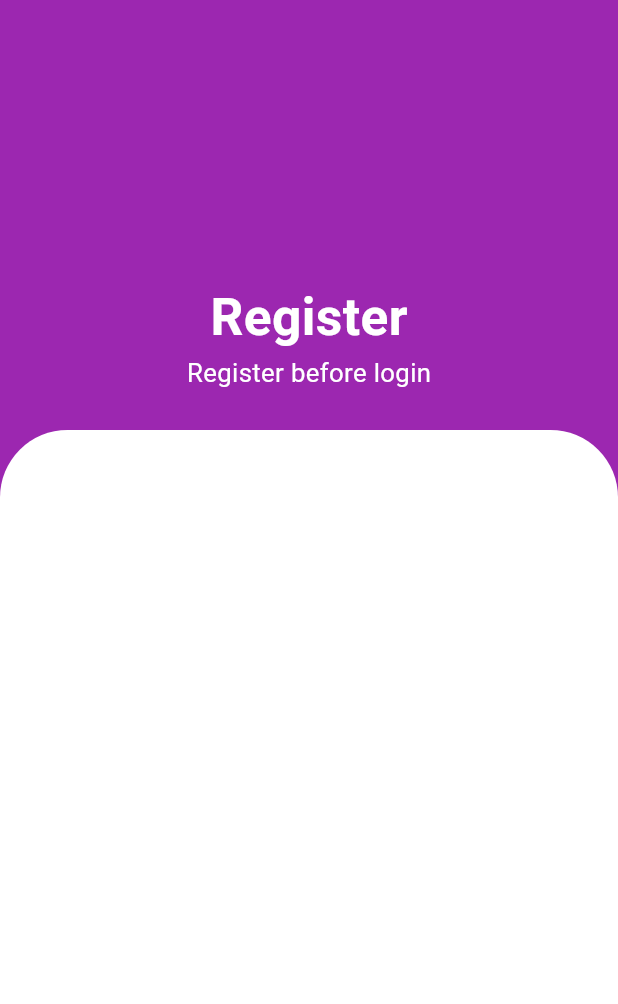
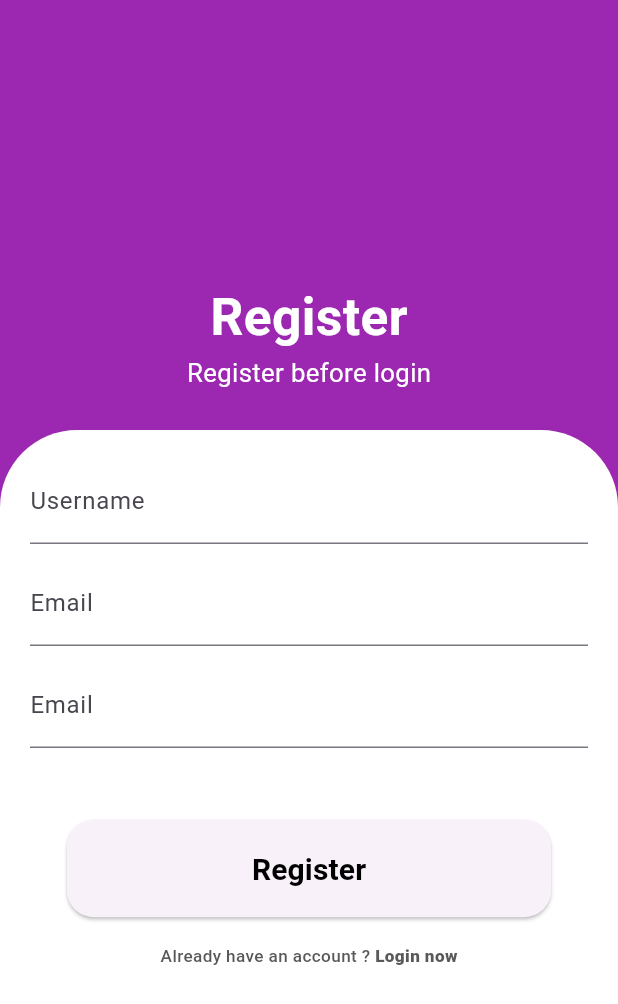
Before and after one commit to o0Pleiades0o/ledger_stacks, a Flutter app: the screen it shows after launch, on a phone screen of 412 x 824 dp. Shown: the top 1004 px of the screen. Run offline on Flutter 3.47's test engine with Material 3 defaults, Android fonts, the phone set to English and light mode, and no system bars; our stand-ins replace firebase_core, flutter_screenutil; accounts and stored records are empty.

Commit message:
Create UI register

```diff
--- a/ledger_stacks/lib/pages/register_page.dart
+++ b/ledger_stacks/lib/pages/register_page.dart
@@ -1,5 +1,7 @@
 import 'package:flutter/material.dart';
 import 'package:flutter_screenutil/flutter_screenutil.dart';
+import 'package:ledger_stacks/widgets/Textfield.dart';
+import 'package:ledger_stacks/widgets/button.dart';
 
 class RegisterPage extends StatefulWidget {
   const RegisterPage({super.key});
@@ -7,6 +9,12 @@ class RegisterPage extends StatefulWidget {
   @override
   State<RegisterPage> createState() => _RegisterPageState();
 }
+
+String email = "", password = "", username = "";
+
+TextEditingController emailController = TextEditingController();
+TextEditingController passwordController = TextEditingController();
+TextEditingController usernameController = TextEditingController();
 
 class _RegisterPageState extends State<RegisterPage> {
   @override
@@ -39,18 +47,60 @@ class _RegisterPageState extends State<RegisterPage> {
             Container(
               width: MediaQuery.of(context).size.width,
               height: 450.h,
-              decoration: const ShapeDecoration(
+              decoration: ShapeDecoration(
                 color: Colors.white,
                 shape: RoundedRectangleBorder(
                   borderRadius: BorderRadius.only(
-                    topLeft: Radius.circular(45),
-                    topRight: Radius.circular(45),
+                    topLeft: Radius.circular(45.r),
+                    topRight: Radius.circular(45.r),
                   ),
                 ),
               ),
               //inside for Textfield
-              child: Column(
-                children: [],
+              child: Padding(
+                padding: const EdgeInsets.all(20.0),
+                child: Column(
+                  children: [
+                    TextFieldGeneral(
+                        controller: usernameController, labelText: "Username"),
+                    TextFieldGeneral(
+                        controller: emailController, labelText: "Email"),
+                    TextFieldPassword(
+                        controller: passwordController,
+                        labelText: "Email",
+                        obscureText: false),
+                    Padding(
+                      padding: EdgeInsets.only(top: 30.h),
+                      child:
+                          ButtonRaL(buttonText: "Register", onPressed: () {}),
+                    ),
+                    Padding(
+                      padding: EdgeInsets.only(top: 15.h),
+                      child: Text.rich(
+                        TextSpan(
+                          children: [
+                            TextSpan(
+                              text: 'Already have an account ? ',
+                              style: TextStyle(
+                                color: Color(0xFF595959),
+                                fontSize: 10.sp,
+                                fontWeight: FontWeight.w500,
+                              ),
+                            ),
+                            TextSpan(
+                              text: 'Login now',
+                              style: TextStyle(
+                                color: Color(0xFF595959),
+                                fontSize: 10.sp,
+                                fontWeight: FontWeight.w900,
+                              ),
+                            ),
+                          ],
+                        ),
+                      ),
+                    )
+                  ],
+                ),
               ),
             ),
           ],
--- /dev/null
+++ b/ledger_stacks/lib/widgets/button.dart
@@ -0,0 +1,38 @@
+import 'package:flutter/material.dart';
+
+//button for Register and Login
+class ButtonRaL extends StatelessWidget {
+  final String buttonText;
+  final VoidCallback onPressed;
+
+  const ButtonRaL({
+    required this.buttonText,
+    required this.onPressed,
+    Key? key,
+  }) : super(key: key);
+
+  @override
+  Widget build(BuildContext context) {
+    return Container(
+      width: 323,
+      height: 65,
+      child: ElevatedButton(
+        onPressed: onPressed,
+        style: ElevatedButton.styleFrom(
+          shape: RoundedRectangleBorder(
+            borderRadius: BorderRadius.circular(18),
+          ),
+        ),
+        child: Text(
+          buttonText,
+          style: TextStyle(
+            color: Colors.black,
+            fontSize: 20,
+            fontWeight: FontWeight.w700,
+            height: 0,
+          ),
+        ),
+      ),
+    );
+  }
+}
--- /dev/null
+++ b/ledger_stacks/lib/widgets/textfield.dart
@@ -0,0 +1,54 @@
+import 'package:flutter/material.dart';
+
+class TextFieldGeneral extends StatelessWidget {
+  final TextEditingController controller;
+  final String labelText;
+
+  const TextFieldGeneral({
+    super.key,
+    required this.controller,
+    required this.labelText,
+  });
+
+  @override
+  Widget build(BuildContext context) {
+    return Column(
+      crossAxisAlignment: CrossAxisAlignment.start,
+      children: [
+        TextField(
+          controller: controller,
+          decoration: InputDecoration(labelText: labelText),
+        ),
+        SizedBox(height: 12.0),
+      ],
+    );
+  }
+}
+
+class TextFieldPassword extends StatelessWidget {
+  final TextEditingController controller;
+  final String labelText;
+  final bool obscureText;
+
+  const TextFieldPassword({
+    super.key,
+    required this.controller,
+    required this.labelText,
+    this.obscureText = false,
+  });
+
+  @override
+  Widget build(BuildContext context) {
+    return Column(
+      crossAxisAlignment: CrossAxisAlignment.start,
+      children: [
+        TextField(
+          controller: controller,
+          decoration: InputDecoration(labelText: labelText),
+          obscureText: true,
+        ),
+        SizedBox(height: 12.0),
+      ],
+    );
+  }
+}
```
